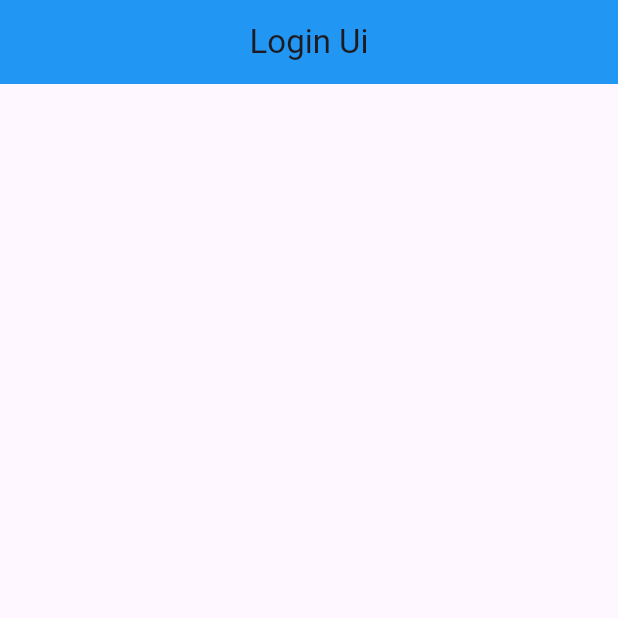
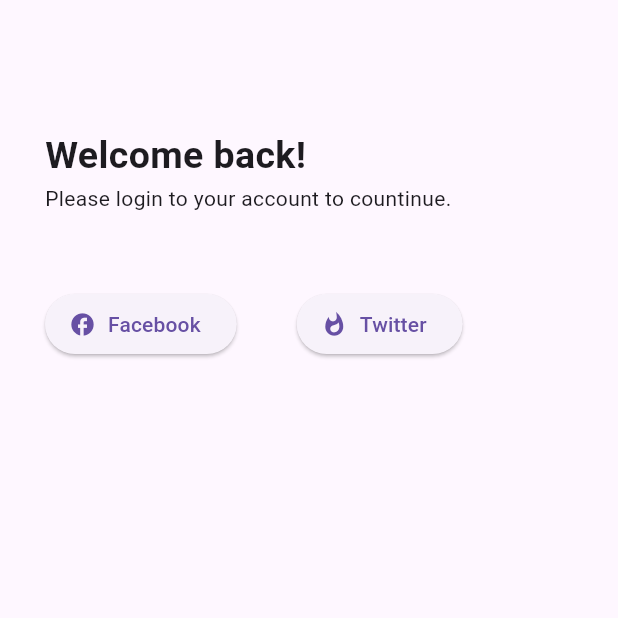
Before and after one commit to techusman-codes/Simple_Login_Ui, a Flutter app: the screen it shows after launch, on a phone screen of 412 x 824 dp, the top half of it. Run offline on Flutter 3.47's test engine with Material 3 defaults, Android fonts, the phone set to English and light mode, and no system bars.

Commit message:
login buttons

```diff
--- a/lib/login_page.dart
+++ b/lib/login_page.dart
@@ -7,9 +7,52 @@ class LoginPage extends StatelessWidget {
   Widget build(BuildContext context) {
     return Scaffold(
       appBar: AppBar(
-        backgroundColor: Colors.blue,
-        title: Center(
-          child: Text('Login Ui'),
+        title: Text(''),
+      ),
+      body: Padding(
+        padding: const EdgeInsets.fromLTRB(30, 30, 20, 30),
+        child: SizedBox(
+          height: 515,
+          width: 353,
+          child: Column(
+            crossAxisAlignment: CrossAxisAlignment.start,
+            children: [
+              Text(
+                'Welcome back!',
+                style: TextStyle(
+                  fontSize: 25,
+                  fontWeight: FontWeight.bold,
+                ),
+              ),
+              Text(
+                'Please login to your account to countinue.',
+                style: TextStyle(
+                  fontStyle: FontStyle.normal,
+                ),
+              ),
+              SizedBox(
+                height: 50,
+              ),
+              Row(
+                children: [
+                  ElevatedButton.icon(
+                    icon: Icon(Icons.facebook),
+                    label: Text('Facebook'),
+                    onPressed: () {},
+                  ),
+                  SizedBox(
+                    width: 40,
+                  ),
+                  ElevatedButton.icon(
+                    icon: Icon(Icons.whatshot),
+                    label: Text('Twitter'),
+                    onPressed: () {},
+                    style: ButtonStyle(),
+                  ),
+                ],
+              )
+            ],
+          ),
         ),
       ),
     );
```
